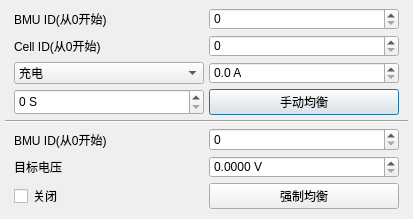
Before: the Qt Designer form models/frmbalancebox/frmbalancebox.ui in Shogpe/bmsTool, drawn with Qt 5.
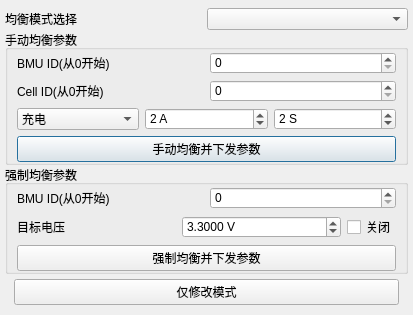
After: the same form once the commit is applied.

Commit message: feat:完善均衡控制

```diff
--- a/models/frmbalancebox/frmbalancebox.ui
+++ b/models/frmbalancebox/frmbalancebox.ui
@@ -10,9 +10,15 @@
     <x>0</x>
     <y>0</y>
     <width>413</width>
-    <height>219</height>
+    <height>296</height>
    </rect>
   </property>
+  <property name="sizePolicy">
+   <sizepolicy hsizetype="Preferred" vsizetype="Preferred">
+    <horstretch>0</horstretch>
+    <verstretch>0</verstretch>
+   </sizepolicy>
+  </property>
   <layout class="QHBoxLayout" name="horizontalLayout">
    <property name="spacing">
     <number>0</number>
@@ -32,7 +38,7 @@
    <item>
     <widget class="QGroupBox" name="groupBox">
      <property name="sizePolicy">
-      <sizepolicy hsizetype="Expanding" vsizetype="Expanding">
+      <sizepolicy hsizetype="Expanding" vsizetype="Preferred">
        <horstretch>0</horstretch>
        <verstretch>0</verstretch>
       </sizepolicy>
@@ -56,7 +62,7 @@
      </property>
      <layout class="QVBoxLayout" name="verticalLayout_3">
       <property name="spacing">
-       <number>5</number>
+       <number>0</number>
       </property>
       <property name="leftMargin">
        <number>2</number>
@@ -71,6 +77,48 @@
        <number>7</number>
       </property>
       <item>
+       <layout class="QHBoxLayout" name="horizontalLayout_8">
+        <item>
+         <widget class="QLabel" name="label_4">
+          <property name="text">
+           <string>均衡模式选择</string>
+          </property>
+         </widget>
+        </item>
+        <item>
+         <widget class="QComboBox" name="cbMode">
+          <property name="currentIndex">
+           <number>-1</number>
+          </property>
+         </widget>
+        </item>
+       </layout>
+      </item>
+      <item>
+       <widget class="QGroupBox" name="gManual">
+        <property name="sizePolicy">
+         <sizepolicy hsizetype="Preferred" vsizetype="Preferred">
+          <horstretch>0</horstretch>
+          <verstretch>0</verstretch>
+         </sizepolicy>
+        </property>
+        <property name="title">
+         <string>手动均衡参数</string>
+        </property>
+        <layout class="QVBoxLayout" name="verticalLayout_4">
+         <property name="leftMargin">
+          <number>0</number>
+         </property>
+         <property name="topMargin">
+          <number>2</number>
+         </property>
+         <property name="rightMargin">
+          <number>0</number>
+         </property>
+         <property name="bottomMargin">
+          <number>0</number>
+         </property>
+         <item>
        <layout class="QVBoxLayout" name="verticalLayout">
         <property name="leftMargin">
          <number>9</number>
@@ -90,7 +138,7 @@
           <item>
            <widget class="QSpinBox" name="BmuID1">
             <property name="sizePolicy">
-             <sizepolicy hsizetype="Minimum" vsizetype="Preferred">
+                <sizepolicy hsizetype="Minimum" vsizetype="Fixed">
               <horstretch>0</horstretch>
               <verstretch>0</verstretch>
              </sizepolicy>
@@ -111,7 +159,7 @@
           <item>
            <widget class="QSpinBox" name="CellID">
             <property name="sizePolicy">
-             <sizepolicy hsizetype="Minimum" vsizetype="Preferred">
+                <sizepolicy hsizetype="Minimum" vsizetype="Fixed">
               <horstretch>0</horstretch>
               <verstretch>0</verstretch>
              </sizepolicy>
@@ -124,22 +172,25 @@
          <layout class="QHBoxLayout" name="horizontalLayout_6">
           <item>
            <widget class="QComboBox" name="cbDirection">
-            <item>
-             <property name="text">
-              <string>充电</string>
-             </property>
-            </item>
+               <property name="currentIndex">
+                <number>1</number>
+               </property>
             <item>
              <property name="text">
               <string>放电</string>
              </property>
             </item>
+               <item>
+                <property name="text">
+                 <string>充电</string>
+                </property>
+               </item>
            </widget>
           </item>
           <item>
            <widget class="QDoubleSpinBox" name="doubleI">
             <property name="sizePolicy">
-             <sizepolicy hsizetype="Minimum" vsizetype="Preferred">
+                <sizepolicy hsizetype="Minimum" vsizetype="Fixed">
               <horstretch>0</horstretch>
               <verstretch>0</verstretch>
              </sizepolicy>
@@ -151,18 +202,17 @@
              <string> A</string>
             </property>
             <property name="decimals">
-             <number>1</number>
+                <number>0</number>
+               </property>
+               <property name="value">
+                <double>2.000000000000000</double>
             </property>
            </widget>
           </item>
-         </layout>
-        </item>
-        <item>
-         <layout class="QHBoxLayout" name="horizontalLayout_7">
           <item>
            <widget class="QSpinBox" name="time">
             <property name="sizePolicy">
-             <sizepolicy hsizetype="Minimum" vsizetype="Preferred">
+                <sizepolicy hsizetype="Minimum" vsizetype="Fixed">
               <horstretch>0</horstretch>
               <verstretch>0</verstretch>
              </sizepolicy>
@@ -170,26 +220,53 @@
             <property name="suffix">
              <string> S</string>
             </property>
-           </widget>
-          </item>
+               <property name="value">
+                <number>2</number>
+               </property>
+              </widget>
+             </item>
+            </layout>
+           </item>
+           <item>
+            <layout class="QHBoxLayout" name="horizontalLayout_7">
           <item>
            <widget class="QPushButton" name="btnManually">
             <property name="text">
-             <string>手动均衡</string>
+                <string>手动均衡并下发参数</string>
             </property>
            </widget>
           </item>
          </layout>
         </item>
        </layout>
+         </item>
+        </layout>
+       </widget>
       </item>
       <item>
-       <widget class="Line" name="line">
-        <property name="orientation">
-         <enum>Qt::Horizontal</enum>
+       <widget class="QGroupBox" name="gForce">
+        <property name="sizePolicy">
+         <sizepolicy hsizetype="Preferred" vsizetype="Preferred">
+          <horstretch>0</horstretch>
+          <verstretch>0</verstretch>
+         </sizepolicy>
         </property>
-       </widget>
-      </item>
+        <property name="title">
+         <string>强制均衡参数</string>
+        </property>
+        <layout class="QHBoxLayout" name="horizontalLayout_3">
+         <property name="leftMargin">
+          <number>0</number>
+         </property>
+         <property name="topMargin">
+          <number>2</number>
+         </property>
+         <property name="rightMargin">
+          <number>0</number>
+         </property>
+         <property name="bottomMargin">
+          <number>0</number>
+         </property>
       <item>
        <layout class="QVBoxLayout" name="verticalLayout_2">
         <property name="leftMargin">
@@ -210,7 +287,7 @@
           <item>
            <widget class="QSpinBox" name="BMUID2">
             <property name="sizePolicy">
-             <sizepolicy hsizetype="Minimum" vsizetype="Preferred">
+                <sizepolicy hsizetype="Minimum" vsizetype="Fixed">
               <horstretch>0</horstretch>
               <verstretch>0</verstretch>
              </sizepolicy>
@@ -231,7 +308,7 @@
           <item>
            <widget class="QDoubleSpinBox" name="targetU">
             <property name="sizePolicy">
-             <sizepolicy hsizetype="Minimum" vsizetype="Preferred">
+                <sizepolicy hsizetype="Minimum" vsizetype="Fixed">
               <horstretch>0</horstretch>
               <verstretch>0</verstretch>
              </sizepolicy>
@@ -248,29 +325,80 @@
             <property name="maximum">
              <double>7.000000000000000</double>
             </property>
-           </widget>
-          </item>
-         </layout>
-        </item>
-        <item>
-         <layout class="QHBoxLayout" name="horizontalLayout_2">
+               <property name="value">
+                <double>3.300000000000000</double>
+               </property>
+              </widget>
+             </item>
           <item>
            <widget class="QCheckBox" name="cbClose">
+               <property name="sizePolicy">
+                <sizepolicy hsizetype="Fixed" vsizetype="Fixed">
+                 <horstretch>0</horstretch>
+                 <verstretch>0</verstretch>
+                </sizepolicy>
+               </property>
             <property name="text">
              <string>关闭</string>
             </property>
            </widget>
           </item>
+            </layout>
+           </item>
+           <item>
+            <layout class="QHBoxLayout" name="horizontalLayout_2">
           <item>
            <widget class="QPushButton" name="btnForce">
             <property name="text">
-             <string>强制均衡</string>
+                <string>强制均衡并下发参数</string>
             </property>
            </widget>
           </item>
          </layout>
         </item>
        </layout>
+         </item>
+        </layout>
+       </widget>
+      </item>
+      <item>
+       <layout class="QHBoxLayout" name="horizontalLayout_11">
+        <property name="leftMargin">
+         <number>9</number>
+        </property>
+        <property name="topMargin">
+         <number>5</number>
+        </property>
+        <property name="rightMargin">
+         <number>9</number>
+        </property>
+        <property name="bottomMargin">
+         <number>0</number>
+        </property>
+        <item>
+         <widget class="QPushButton" name="btnMode">
+          <property name="text">
+           <string>仅修改模式</string>
+          </property>
+          <property name="default">
+           <bool>false</bool>
+          </property>
+         </widget>
+        </item>
+       </layout>
+      </item>
+      <item>
+       <spacer name="verticalSpacer">
+        <property name="orientation">
+         <enum>Qt::Vertical</enum>
+        </property>
+        <property name="sizeHint" stdset="0">
+         <size>
+          <width>20</width>
+          <height>40</height>
+         </size>
+        </property>
+       </spacer>
       </item>
      </layout>
     </widget>
```
Left out of the diff: 6 changed lines with no effect on the pictures. Lines whose indentation alone changed are shown as unchanged. The commit also changes 6 other files.
